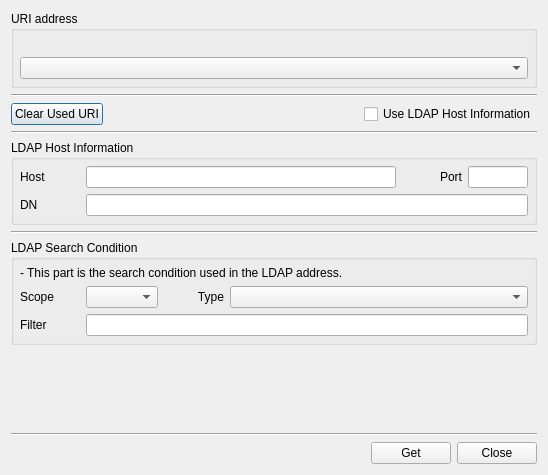
Before: the Qt Designer form BerEditor/get_uri_dlg.ui in jykim74/BerEditor, drawn with Qt 5.
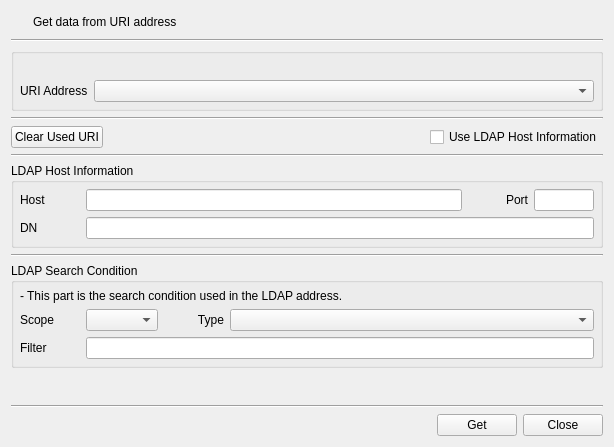
After: the same form once the commit is applied. Icons and pictures are not drawn.

The edit to the form file:
```diff
--- a/BerEditor/get_uri_dlg.ui
+++ b/BerEditor/get_uri_dlg.ui
@@ -6,18 +6,65 @@
    <rect>
     <x>0</x>
     <y>0</y>
-    <width>548</width>
-    <height>475</height>
+    <width>602</width>
+    <height>447</height>
    </rect>
   </property>
   <property name="windowTitle">
    <string>Get BER from URI</string>
   </property>
   <layout class="QVBoxLayout" name="verticalLayout_3">
+   <item>
+    <layout class="QGridLayout" name="gridLayout">
+     <property name="topMargin">
+      <number>0</number>
+     </property>
+     <item row="0" column="0">
+      <widget class="QPushButton" name="pushButton">
+       <property name="minimumSize">
+        <size>
+         <width>16</width>
+         <height>0</height>
+        </size>
+       </property>
+       <property name="maximumSize">
+        <size>
+         <width>16</width>
+         <height>16777215</height>
+        </size>
+       </property>
+       <property name="text">
+        <string/>
+       </property>
+       <property name="icon">
+        <iconset resource="bereditor.qrc">
+         <normaloff>:/images/uri.png</normaloff>:/images/uri.png</iconset>
+       </property>
+       <property name="flat">
+        <bool>true</bool>
+       </property>
+      </widget>
+     </item>
+     <item row="0" column="1">
+      <widget class="QLabel" name="label_4">
+       <property name="text">
+        <string>Get data from URI address</string>
+       </property>
+      </widget>
+     </item>
+    </layout>
+   </item>
+   <item>
+    <widget class="Line" name="line_5">
+     <property name="orientation">
+      <enum>Qt::Horizontal</enum>
+     </property>
+    </widget>
+   </item>
    <item>
     <widget class="QGroupBox" name="mURIGroup">
      <property name="title">
-      <string>URI address</string>
+      <string/>
      </property>
      <layout class="QGridLayout" name="gridLayout_3">
       <property name="leftMargin">
@@ -32,7 +79,7 @@
       <property name="bottomMargin">
        <number>6</number>
       </property>
-      <item row="1" column="0">
+      <item row="1" column="1">
        <widget class="QComboBox" name="mURICombo">
         <property name="minimumSize">
          <size>
@@ -48,7 +95,14 @@
         </property>
        </widget>
       </item>
-      <item row="0" column="0">
+      <item row="1" column="0">
+       <widget class="QLabel" name="label_2">
+        <property name="text">
+         <string>URI Address</string>
+        </property>
+       </widget>
+      </item>
+      <item row="0" column="0" colspan="2">
        <widget class="QLabel" name="mURILabel">
         <property name="text">
          <string/>
```
Left out of the diff: 4 changed lines with no effect on the pictures.
